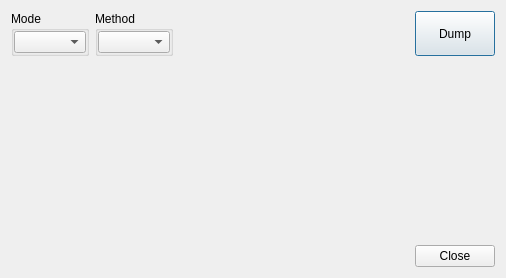
This is dialogdumpprocessmemory.ui in horsicq/XProcessWidget as Qt 5 draws it before an edit. The edited form follows.
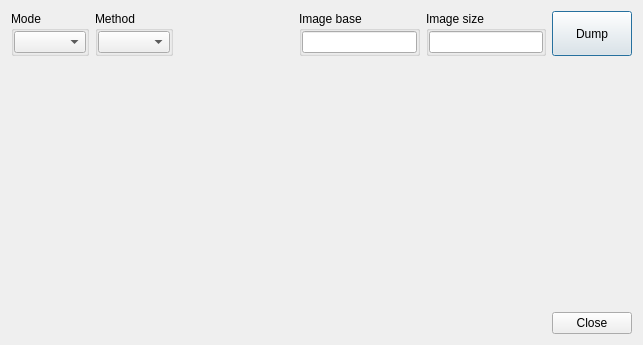
This is the edited form. Custom widgets are drawn as their Qt base class.

```diff
--- a/dialogdumpprocessmemory.ui
+++ b/dialogdumpprocessmemory.ui
@@ -9,8 +9,8 @@
    <rect>
     <x>0</x>
     <y>0</y>
-    <width>506</width>
-    <height>278</height>
+    <width>643</width>
+    <height>345</height>
    </rect>
   </property>
   <property name="windowTitle">
@@ -83,6 +83,54 @@
        </property>
       </spacer>
      </item>
+     <item>
+      <widget class="QGroupBox" name="groupBoxImageBase">
+       <property name="title">
+        <string>Image base</string>
+       </property>
+       <layout class="QVBoxLayout" name="verticalLayout_4">
+        <property name="leftMargin">
+         <number>0</number>
+        </property>
+        <property name="topMargin">
+         <number>0</number>
+        </property>
+        <property name="rightMargin">
+         <number>0</number>
+        </property>
+        <property name="bottomMargin">
+         <number>0</number>
+        </property>
+        <item>
+         <widget class="XLineEditHEX" name="lineEditImageBase"/>
+        </item>
+       </layout>
+      </widget>
+     </item>
+     <item>
+      <widget class="QGroupBox" name="groupBoxImageSize">
+       <property name="title">
+        <string>Image size</string>
+       </property>
+       <layout class="QVBoxLayout" name="verticalLayout_5">
+        <property name="leftMargin">
+         <number>0</number>
+        </property>
+        <property name="topMargin">
+         <number>0</number>
+        </property>
+        <property name="rightMargin">
+         <number>0</number>
+        </property>
+        <property name="bottomMargin">
+         <number>0</number>
+        </property>
+        <item>
+         <widget class="XLineEditHEX" name="lineEditImageSize"/>
+        </item>
+       </layout>
+      </widget>
+     </item>
      <item>
       <widget class="QPushButton" name="pushButtonDump">
        <property name="sizePolicy">
@@ -137,6 +185,13 @@
    </item>
   </layout>
  </widget>
+ <customwidgets>
+  <customwidget>
+   <class>XLineEditHEX</class>
+   <extends>QLineEdit</extends>
+   <header>xlineedithex.h</header>
+  </customwidget>
+ </customwidgets>
  <resources/>
  <connections/>
 </ui>
```
